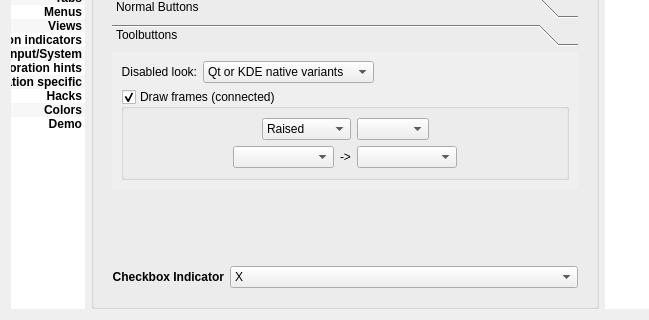
deiv/bespin-pkg, file config/config.ui: the form before one commit; both pictures show x 0 to 649 and y 82 to 402 of the 765 by 402 pixel window.
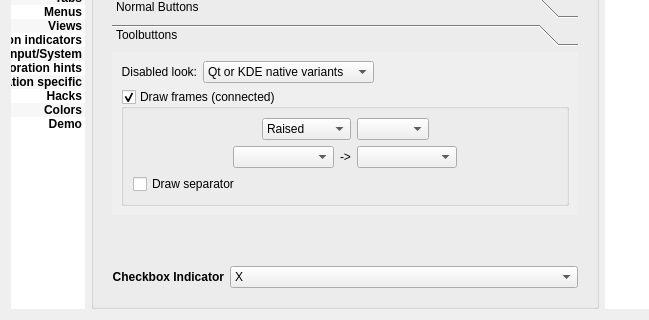
The form after the commit. The open tabs and pages were chosen to show the change.

```diff
--- a/config/config.ui
+++ b/config/config.ui
@@ -1389,8 +1389,8 @@
               <rect>
                <x>0</x>
                <y>0</y>
-               <width>444</width>
-               <height>131</height>
+               <width>432</width>
+               <height>161</height>
               </rect>
              </property>
              <attribute name="label">
@@ -1573,6 +1573,13 @@
                    </item>
                   </layout>
                  </item>
+                 <item>
+                  <widget class="QCheckBox" name="toolbuttonSeparator">
+                   <property name="text">
+                    <string>Draw separator</string>
+                   </property>
+                  </widget>
+                 </item>
                 </layout>
                </widget>
               </item>
```
Left out of the diff: 140 changed lines with no effect on the pictures.
